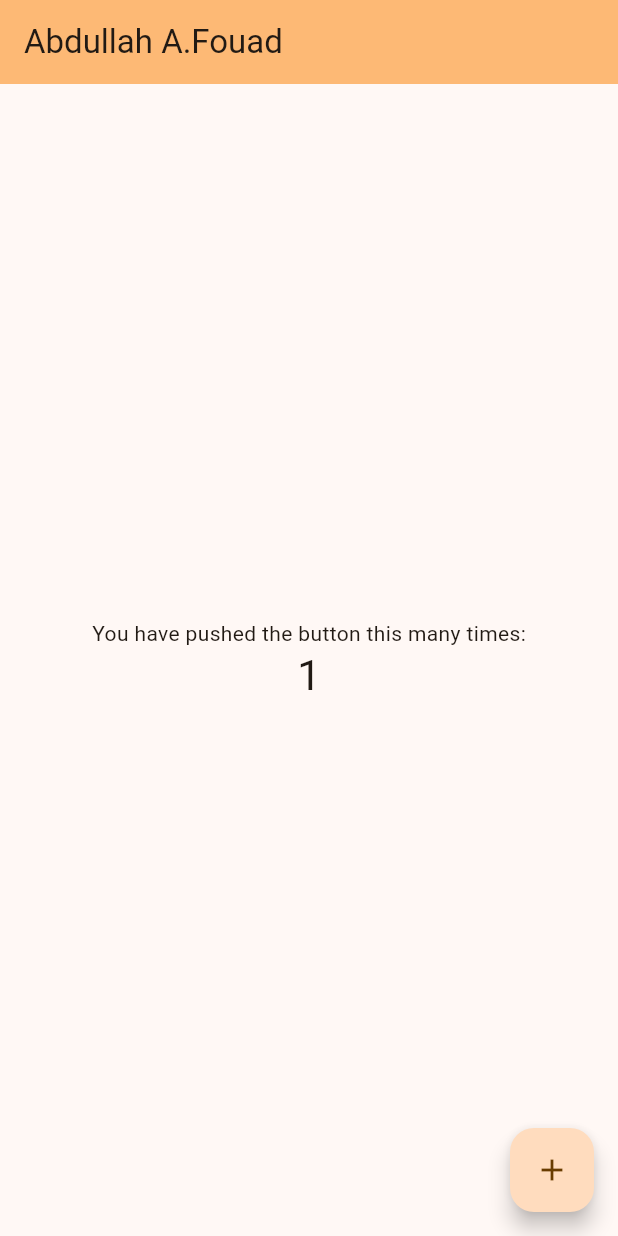
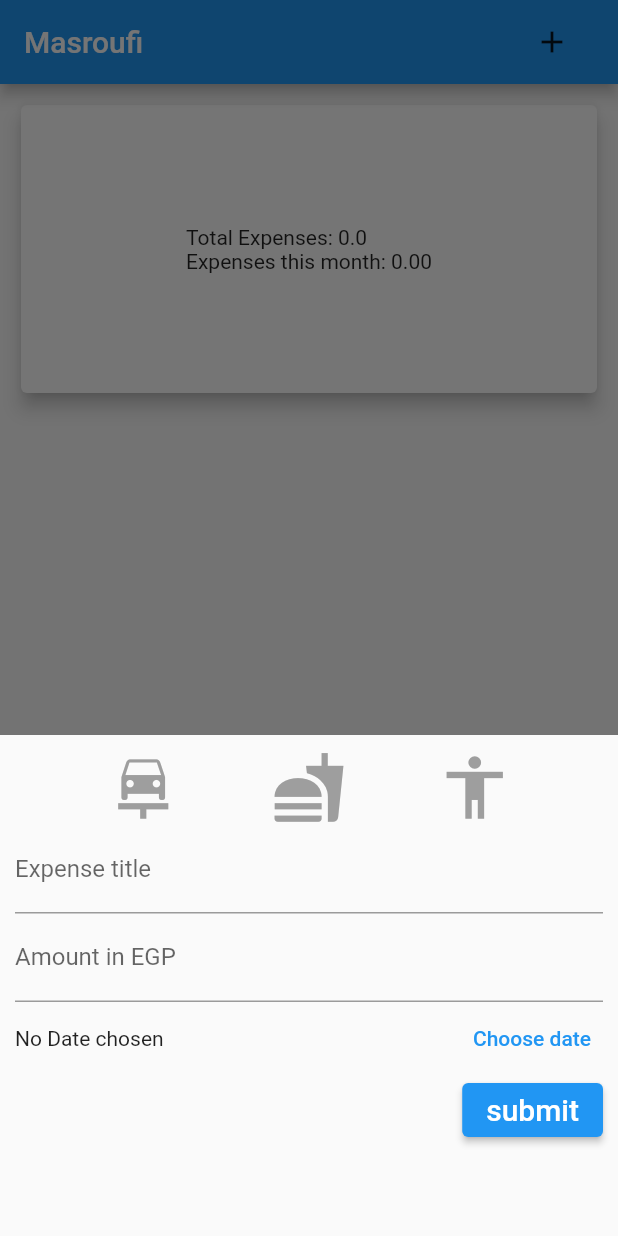
Before and after one commit to Abdullah204/Mobile-App-Course-Projects, a Flutter app: the screen it shows after launch, after a tap on the "add" icon, on a phone screen of 412 x 824 dp. Run offline on Flutter 3.47's test engine with Material 2 defaults, Android fonts, the phone set to English and light mode, and no system bars.

Commit message:
Assignment 2 Done

```diff
--- /dev/null
+++ b/assignment1/lib/Expense.dart
@@ -0,0 +1,15 @@
+import 'myCategory.dart';
+
+class Expense {
+  String id;
+  String title;
+  double amount;
+  DateTime date;
+  MyCategory category;
+  Expense(
+      {required this.id,
+      required this.title,
+      required this.amount,
+      required this.date,
+      required this.category});
+}
--- /dev/null
+++ b/assignment1/lib/NewExWidget.dart
@@ -0,0 +1,123 @@
+import 'package:assignment1/myCategory.dart';
+import 'package:flutter/material.dart';
+import 'package:intl/intl.dart';
+
+class NewExWidget extends StatefulWidget {
+  final Function callBackFunc;
+  NewExWidget({required this.callBackFunc});
+
+  @override
+  State<NewExWidget> createState() => _NewExWidgetState();
+}
+
+class _NewExWidgetState extends State<NewExWidget> {
+  final titleValue = TextEditingController();
+
+  final amountValue = TextEditingController();
+  DateTime selectedDate = DateTime.utc(1970, 1, 1);
+  void openDatePicker() {
+    showDatePicker(
+            context: context,
+            initialDate: DateTime.now(),
+            firstDate: DateTime(2019, 1, 1),
+            lastDate: DateTime.now())
+        .then((pickedDate) {
+      if (pickedDate == null) {
+        return;
+      } // if user presses cancel
+// else if he/she presses OK
+      setState(() {
+        selectedDate = pickedDate;
+      });
+    });
+  }
+
+  MyCategory selectedIcon = MyCategory.none;
+
+  void handleSelect(MyCategory idx) {
+    setState(() {
+      if (selectedIcon == idx)
+        selectedIcon = MyCategory.none;
+      else
+        selectedIcon = idx;
+    });
+  }
+
+  Widget build(BuildContext context) {
+    return SingleChildScrollView(
+      child: Container(
+        margin: EdgeInsets.only(
+            bottom: MediaQuery.of(context).viewInsets.bottom + 50),
+        padding: EdgeInsets.all(10),
+        child: Column(
+          crossAxisAlignment: CrossAxisAlignment.end,
+          children: [
+            Row(
+              mainAxisAlignment: MainAxisAlignment.spaceEvenly,
+              children: [
+                InkWell(
+                  onTap: () => {handleSelect(MyCategory.car)},
+                  child: Icon(Icons.car_repair,
+                      size: 50,
+                      color: selectedIcon == MyCategory.car
+                          ? Colors.black
+                          : Colors.grey),
+                ),
+                InkWell(
+                  onTap: () => {handleSelect(MyCategory.food)},
+                  child: Icon(Icons.fastfood,
+                      size: 50,
+                      color: selectedIcon == MyCategory.food
+                          ? Colors.black
+                          : Colors.grey),
+                ),
+                InkWell(
+                  onTap: () => {handleSelect(MyCategory.clothes)},
+                  child: Icon(Icons.accessibility,
+                      size: 50,
+                      color: selectedIcon == MyCategory.clothes
+                          ? Colors.black
+                          : Colors.grey),
+                )
+              ],
+            ),
+            TextField(
+              decoration: InputDecoration(labelText: 'Expense title'),
+              controller: titleValue,
+            ),
+            TextField(
+                keyboardType: TextInputType.number,
+                decoration: InputDecoration(labelText: 'Amount in EGP'),
+                controller: amountValue),
+            Row(
+              children: [
+                Expanded(
+                    child: Text(selectedDate == DateTime.utc(1970, 1, 1)
+                        ? 'No Date chosen'
+                        : DateFormat.yMd().format(selectedDate))),
+                TextButton(
+                    onPressed: () {
+                      openDatePicker();
+                    },
+                    child: Text('Choose date')),
+              ],
+            ),
+            ElevatedButton(
+              onPressed: () {
+                widget.callBackFunc(
+                    t: titleValue.text,
+                    a: double.parse(amountValue.text),
+                    d: selectedDate,
+                    c: selectedIcon);
+              },
+              child: Text(
+                "submit",
+                style: TextStyle(fontSize: 20),
+              ),
+            )
+          ],
+        ),
+      ),
+    );
+  }
+}
--- a/assignment1/lib/main.dart
+++ b/assignment1/lib/main.dart
@@ -1,125 +1,169 @@
+import 'package:flutter/cupertino.dart';
+
+import 'Expense.dart';
+import 'myCategory.dart';
 import 'package:flutter/material.dart';
+import 'NewExWidget.dart';
+import 'ExListWidget.dart';
+import 'dart:io' show Platform;
 
 void main() {
-  runApp(const MyApp());
+  runApp(MyApp());
 }
 
+//root widget
 class MyApp extends StatelessWidget {
-  const MyApp({super.key});
-
-  // This widget is the root of your application.
   @override
   Widget build(BuildContext context) {
     return MaterialApp(
-      title: 'Flutter Demo',
+      title: 'Masroufi',
       theme: ThemeData(
-        // This is the theme of your application.
-        //
-        // TRY THIS: Try running your application with "flutter run". You'll see
-        // the application has a blue toolbar. Then, without quitting the app,
-        // try changing the seedColor in the colorScheme below to Colors.green
-        // and then invoke "hot reload" (save your changes or press the "hot
-        // reload" button in a Flutter-supported IDE, or press "r" if you used
-        // the command line to start the app).
-        //
-        // Notice that the counter didn't reset back to zero; the application
-        // state is not lost during the reload. To reset the state, use hot
-        // restart instead.
-        //
-        // This works for code too, not just values: Most code changes can be
-        // tested with just a hot reload.
-        colorScheme: ColorScheme.fromSeed(seedColor: Colors.orange),
-        useMaterial3: true,
+        primarySwatch: Colors.blue,
       ),
-      home: const MyHomePage(title: 'Abdullah A.Fouad'),
+      home: MyHomePage(),
     );
   }
 }
 
+// home widget
 class MyHomePage extends StatefulWidget {
-  const MyHomePage({super.key, required this.title});
-
-  // This widget is the home page of your application. It is stateful, meaning
-  // that it has a State object (defined below) that contains fields that affect
-  // how it looks.
-
-  // This class is the configuration for the state. It holds the values (in this
-  // case the title) provided by the parent (in this case the App widget) and
-  // used by the build method of the State. Fields in a Widget subclass are
-  // always marked "final".
-
-  final String title;
-
   @override
   State<MyHomePage> createState() => _MyHomePageState();
 }
 
 class _MyHomePageState extends State<MyHomePage> {
-  int _counter = 0;
+  final List<Expense> expenseList = [];
+  double sum = 0;
+  double monthSum = 0;
+  void addNewExpense(
+      {required String t,
+      required double a,
+      required DateTime d,
+      required MyCategory c}) {
+    if (c == MyCategory.none) return;
+    setState(() {
+      Expense e = Expense(
+          title: t,
+          amount: a,
+          date: d,
+          id: DateTime.now().toString(),
+          category: c);
+      expenseList.add(e);
+      sum += e.amount;
+      updateLastMonthSum();
+      Navigator.of(context).pop();
+    });
+  }
 
-  void _incrementCounter() {
+  void updateLastMonthSum() {
+    double res = 0;
+    for (Expense e in expenseList) {
+      if (e.date.year == DateTime.now().year &&
+          e.date.month == DateTime.now().month) res += e.amount;
+    }
+    monthSum = res;
+  }
+
+  void deleteExpense(String idToDelete) {
     setState(() {
-      // This call to setState tells the Flutter framework that something has
-      // changed in this State, which causes it to rerun the build method below
-      // so that the display can reflect the updated values. If we changed
-      // _counter without calling setState(), then the build method would not be
-      // called again, and so nothing would appear to happen.
-      _counter++;
+      sum -=
+          expenseList.firstWhere((element) => element.id == idToDelete).amount;
+      expenseList.removeWhere((element) {
+        return element.id == idToDelete;
+      });
+      updateLastMonthSum();
+    });
+  }
+
+  void showNewExpenseBottomSheet(BuildContext ctx) {
+    showModalBottomSheet(
+        context: ctx,
+        builder: (sheetContext) {
+          return NewExWidget(callBackFunc: addNewExpense);
         });
   }
 
   @override
   Widget build(BuildContext context) {
-    // This method is rerun every time setState is called, for instance as done
-    // by the _incrementCounter method above.
-    //
-    // The Flutter framework has been optimized to make rerunning build methods
-    // fast, so that you can just rebuild anything that needs updating rather
-    // than having to individually change instances of widgets.
+    final size = MediaQuery.of(context).size;
+
     return Scaffold(
-      appBar: AppBar(
-        // TRY THIS: Try changing the color here to a specific color (to
-        // Colors.amber, perhaps?) and trigger a hot reload to see the AppBar
-        // change color while the other colors stay the same.
-        backgroundColor: Theme.of(context).colorScheme.inversePrimary,
-        // Here we take the value from the MyHomePage object that was created by
-        // the App.build method, and use it to set our appbar title.
-        title: Text(widget.title),
+      appBar: AppBar(title: Text("Masroufi"), actions: [
+        Platform.isAndroid
+            ? MaterialButton(
+                onPressed: () {
+                  showNewExpenseBottomSheet(context);
+                },
+                child: const Icon(Icons.add))
+            : Container(
+                margin: EdgeInsets.all(10),
+                child: CupertinoButton(
+                    borderRadius: BorderRadius.all(Radius.circular(20.0)),
+                    color: Colors.white,
+                    padding: EdgeInsets.all(2),
+                    child: const Icon(
+                      Icons.add,
+                      color: Colors.lightBlue,
                     ),
-      body: Center(
-        // Center is a layout widget. It takes a single child and positions it
-        // in the middle of the parent.
+                    onPressed: () {
+                      showNewExpenseBottomSheet(context);
+                    }),
+              )
+      ]),
+      body: size.width < 600
+          ? SingleChildScrollView(
               child: Column(
-          // Column is also a layout widget. It takes a list of children and
-          // arranges them vertically. By default, it sizes itself to fit its
-          // children horizontally, and tries to be as tall as its parent.
-          //
-          // Column has various properties to control how it sizes itself and
-          // how it positions its children. Here we use mainAxisAlignment to
-          // center the children vertically; the main axis here is the vertical
-          // axis because Columns are vertical (the cross axis would be
-          // horizontal).
-          //
-          // TRY THIS: Invoke "debug painting" (choose the "Toggle Debug Paint"
-          // action in the IDE, or press "p" in the console), to see the
-          // wireframe for each widget.
+              children: [
+// total
+                Container(
+                  width: double.infinity,
+                  height: 200,
+                  margin: const EdgeInsets.all(10),
+                  child: Card(
+                    elevation: 5,
+                    child: Center(
+                        child: Text(
+                            "Total Expenses: $sum\nExpenses this month: ${monthSum.toStringAsFixed(2)}")),
+                  ),
+                ),
+// structure
+                ExListWidget(expenseList, deleteExpense),
+              ],
+            ))
+          : Row(
+              mainAxisAlignment: MainAxisAlignment.spaceEvenly,
+              children: [
+                Column(
                   mainAxisAlignment: MainAxisAlignment.center,
-          children: <Widget>[
-            const Text(
-              'You have pushed the button this many times:',
+                  crossAxisAlignment: CrossAxisAlignment.center,
+                  children: [
+                    Container(
+                      height: size.height - 100,
+                      width: size.width / 3,
+                      // margin: EdgeInsets.fromLTRB(30, 15, 0, 0),
+                      child: Card(
+                        elevation: 5,
+                        child: Center(child: Text(sum.toString())),
                       ),
-            Text(
-              '$_counter',
-              style: Theme.of(context).textTheme.headlineMedium,
-            ),
+                    )
                   ],
                 ),
+                Container(
+                    height: double.infinity,
+                    width: size.width / 2 + 10,
+                    child: SingleChildScrollView(
+                        child: Column(children: [
+                      ExListWidget(expenseList, deleteExpense)
+                    ])))
+              ],
             ),
+      floatingActionButtonLocation: FloatingActionButtonLocation.endFloat,
       floatingActionButton: FloatingActionButton(
-        onPressed: _incrementCounter,
-        tooltip: 'Increment',
-        child: const Icon(Icons.add),
-      ), // This trailing comma makes auto-formatting nicer for build methods.
+        onPressed: () {
+          showNewExpenseBottomSheet(context);
+        },
+        child: Icon(Icons.add),
+      ),
     );
   }
 }
--- /dev/null
+++ b/assignment1/lib/myCategory.dart
@@ -0,0 +1 @@
+enum MyCategory { none, food, clothes, car }
```
Also changed, not shown: assignment1/lib/CustomCard.dart (added, +49 -0 lines), assignment1/lib/ExListWidget.dart (added, +105 -0 lines), assignment1/lib/Structure.dart (added, +42 -0 lines), assignment1/pubspec.yaml (+3 -4 lines), assignment1/pubspec.lock, 1 other file. Lines whose indentation alone changed are shown as unchanged.
